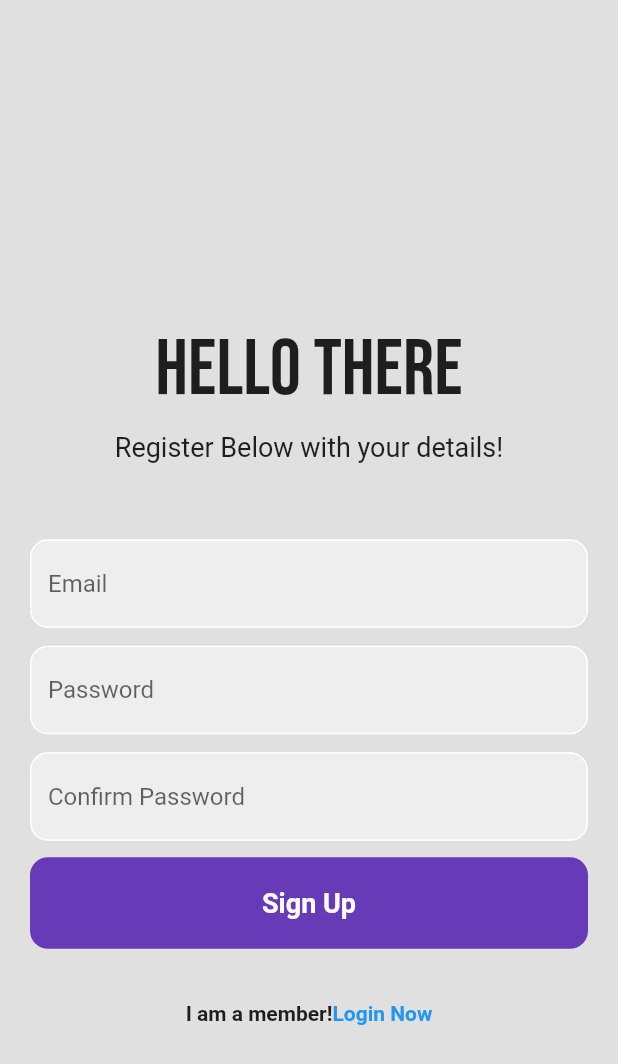
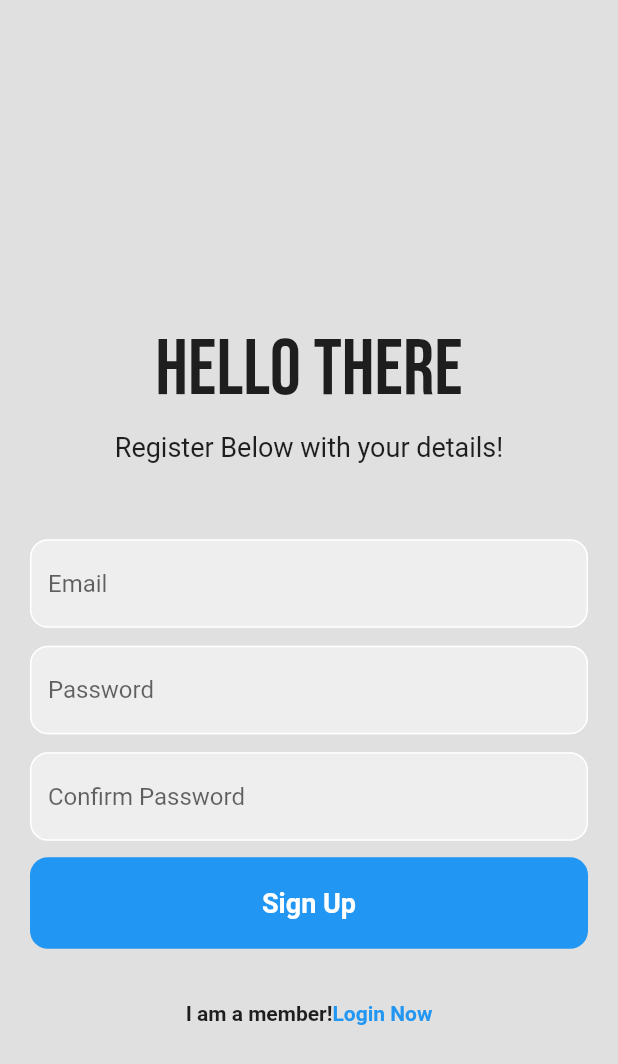
Before and after one commit to IlyasHere/StudyGetx, a Flutter app: the screen it shows after launch, after a tap on "Register now", on a phone screen of 412 x 824 dp. Shown: the top 1064 px of the screen. Run offline on Flutter 3.47's test engine with Material 2 defaults, Android fonts, the phone set to English and light mode, and no system bars; our stand-ins replace cloud_firestore, firebase_auth, firebase_core, firebase_messaging, flutter_local_notifications, get and 1 more; accounts and stored records are empty; network calls fail.

Commit message:
[BN] Login & Register responsive

```diff
--- a/lib/auth/login_page.dart
+++ b/lib/auth/login_page.dart
@@ -49,7 +49,6 @@ class _LoginPageState extends State<LoginPage> {
               // Hello Again
               Text(
                 'Hello Again!',
-
                 style: GoogleFonts.bebasNeue(
                   fontSize: 52,
                 ),
@@ -155,7 +154,7 @@ class _LoginPageState extends State<LoginPage> {
               Padding(
                 padding: EdgeInsets.symmetric(
                   horizontal: currentWidth > 600 ? 200 : 20,
-                  vertical: 10,
+                  vertical: 1,
                 ),
                 child: GestureDetector(
                   onTap: signIn,
@@ -166,13 +165,15 @@ class _LoginPageState extends State<LoginPage> {
                       borderRadius: BorderRadius.circular(12),
                     ),
                     child: Center(
-                        child: Text(
-                      'Login',
-                      style: TextStyle(
+                      child: Text(
+                        'Login',
+                        style: TextStyle(
                           color: Colors.white,
                           fontWeight: FontWeight.bold,
-                          fontSize: 18),
-                    )),
+                          fontSize: 18,
+                        ),
+                      ),
+                    ),
                   ),
                 ),
               ),
--- a/lib/auth/register_page.dart
+++ b/lib/auth/register_page.dart
@@ -157,7 +157,7 @@ class _RegisterPageState extends State<RegisterPage> {
                     child: Container(
                       padding: EdgeInsets.all(20),
                       decoration: BoxDecoration(
-                        color: Colors.deepPurple,
+                        color: Colors.blue,
                         borderRadius: BorderRadius.circular(12),
                       ),
                       child: Center(
--- a/lib/main.dart
+++ b/lib/main.dart
@@ -31,6 +31,7 @@ class _MyAppState extends State<MyApp> {
   @override
   Widget build(BuildContext context) {
     return GetMaterialApp(
+      debugShowCheckedModeBanner: false,
       title: 'Flutter Demo',
       theme: ThemeData(
         primarySwatch: Colors.blue,
```
